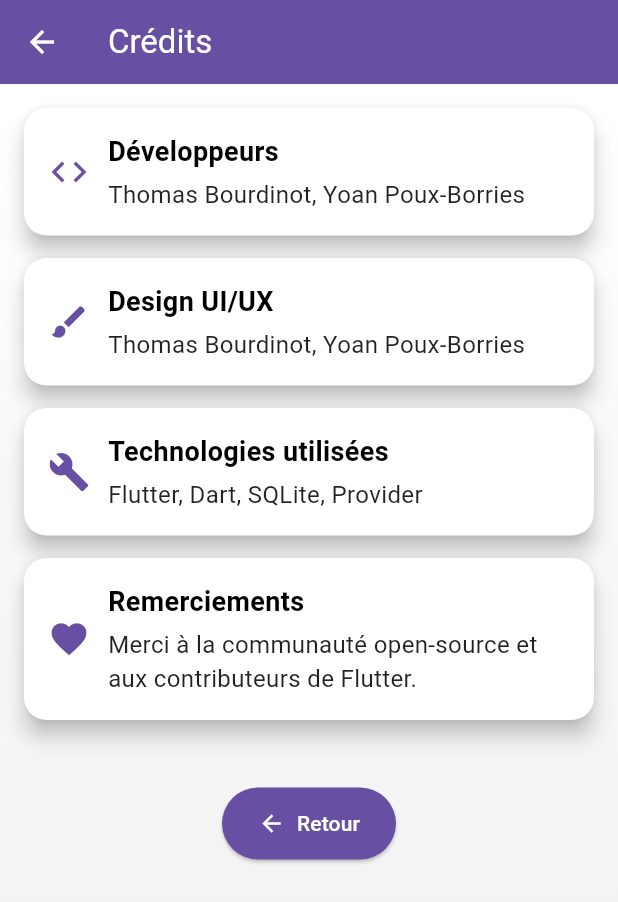
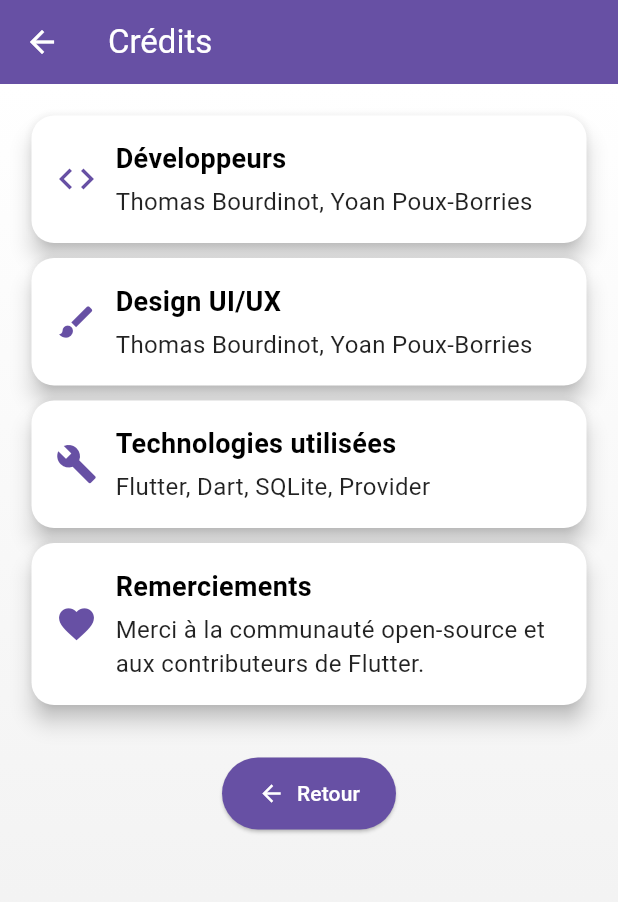
Before and after one commit to YoanPOUX/todoBrice, a Flutter app: the screen it shows after launch, in the side drawer, after a tap on "Crédits", on a phone screen of 412 x 824 dp. Shown: the top 902 px of the screen. Run offline on Flutter 3.47's test engine with Material 3 defaults, Android fonts, the phone set to English and light mode, and no system bars; our stand-ins replace shared_preferences, sqflite; accounts and stored records are empty.

Commit message:
rotation page crédits

```diff
--- a/lib/Crédits.dart
+++ b/lib/Crédits.dart
@@ -3,8 +3,15 @@ import 'package:flutter/material.dart';
 class CreditsPage extends StatelessWidget {
   @override
   Widget build(BuildContext context) {
-    // Récupérer le thème actuel
     bool isDarkMode = Theme.of(context).brightness == Brightness.dark;
+    bool isPortrait = MediaQuery.of(context).orientation == Orientation.portrait;
+
+    List<Widget> creditCards = [
+      _buildCreditCard(context, Icons.code, "Développeurs", "Thomas Bourdinot, Yoan Poux-Borries"),
+      _buildCreditCard(context, Icons.brush, "Design UI/UX", "Thomas Bourdinot, Yoan Poux-Borries"),
+      _buildCreditCard(context, Icons.build, "Technologies utilisées", "Flutter, Dart, SQLite, Provider"),
+      _buildCreditCard(context, Icons.favorite, "Remerciements", "Merci à la communauté open-source et aux contributeurs de Flutter."),
+    ];
 
     return Scaffold(
       appBar: AppBar(
@@ -25,48 +32,21 @@ class CreditsPage extends StatelessWidget {
         ),
         child: Padding(
           padding: const EdgeInsets.all(16.0),
-          child: Column(
+          child: isPortrait
+              ? Column(
             crossAxisAlignment: CrossAxisAlignment.center,
             children: [
-              _buildCreditCard(
-                context,
-                Icons.code,
-                "Développeurs",
-                "Thomas Bourdinot, Yoan Poux-Borries",
-              ),
-              _buildCreditCard(
-                context,
-                Icons.brush,
-                "Design UI/UX",
-                "Thomas Bourdinot, Yoan Poux-Borries",
-              ),
-              _buildCreditCard(
-                context,
-                Icons.build,
-                "Technologies utilisées",
-                "Flutter, Dart, SQLite, Provider",
-              ),
-              _buildCreditCard(
-                context,
-                Icons.favorite,
-                "Remerciements",
-                "Merci à la communauté open-source et aux contributeurs de Flutter.",
-              ),
+              ...creditCards,
               SizedBox(height: 30),
-              ElevatedButton.icon(
-                onPressed: () => Navigator.pop(context),
-                icon: Icon(Icons.arrow_back),
-                label: Text("Retour"),
-                style: ElevatedButton.styleFrom(
-                  backgroundColor: Theme.of(context).colorScheme.primary,
-                  foregroundColor: Theme.of(context).colorScheme.onPrimary,
-                  padding: EdgeInsets.symmetric(vertical: 14, horizontal: 24),
-                  shape: RoundedRectangleBorder(
-                    borderRadius: BorderRadius.circular(30),
-                  ),
-                ),
-              ),
+              _buildBackButton(context),
             ],
+          )
+              : GridView.count(
+            crossAxisCount: 2, // 2 cartes par ligne
+            crossAxisSpacing: 10,
+            mainAxisSpacing: 10,
+            childAspectRatio: 1.5, // Ajuste la taille des cartes
+            children: creditCards,
           ),
         ),
       ),
@@ -79,19 +59,13 @@ class CreditsPage extends StatelessWidget {
     return Card(
       color: isDarkMode ? Colors.grey[850] : Colors.white,
       elevation: 6,
-      shape: RoundedRectangleBorder(
-        borderRadius: BorderRadius.circular(15),
-      ),
-      margin: EdgeInsets.only(bottom: 15),
+      shape: RoundedRectangleBorder(borderRadius: BorderRadius.circular(15)),
+      margin: EdgeInsets.all(5),
       child: Padding(
         padding: const EdgeInsets.all(16.0),
         child: Row(
           children: [
-            Icon(
-              icon,
-              size: 28,
-              color: isDarkMode ? Colors.white : Theme.of(context).primaryColor, // Modification ici
-            ),
+            Icon(icon, size: 28, color: isDarkMode ? Colors.white : Theme.of(context).primaryColor),
             SizedBox(width: 12),
             Expanded(
               child: Column(
@@ -99,19 +73,12 @@ class CreditsPage extends StatelessWidget {
                 children: [
                   Text(
                     title,
-                    style: TextStyle(
-                      fontSize: 18,
-                      fontWeight: FontWeight.bold,
-                      color: isDarkMode ? Colors.white : Colors.black,
-                    ),
+                    style: TextStyle(fontSize: 18, fontWeight: FontWeight.bold, color: isDarkMode ? Colors.white : Colors.black),
                   ),
                   SizedBox(height: 4),
                   Text(
                     content,
-                    style: TextStyle(
-                      fontSize: 16,
-                      color: isDarkMode ? Colors.white70 : Colors.black87,
-                    ),
+                    style: TextStyle(fontSize: 16, color: isDarkMode ? Colors.white70 : Colors.black87),
                   ),
                 ],
               ),
@@ -122,4 +89,17 @@ class CreditsPage extends StatelessWidget {
     );
   }
 
+  Widget _buildBackButton(BuildContext context) {
+    return ElevatedButton.icon(
+      onPressed: () => Navigator.pop(context),
+      icon: Icon(Icons.arrow_back),
+      label: Text("Retour"),
+      style: ElevatedButton.styleFrom(
+        backgroundColor: Theme.of(context).colorScheme.primary,
+        foregroundColor: Theme.of(context).colorScheme.onPrimary,
+        padding: EdgeInsets.symmetric(vertical: 14, horizontal: 24),
+        shape: RoundedRectangleBorder(borderRadius: BorderRadius.circular(30)),
+      ),
+    );
+  }
 }
```
